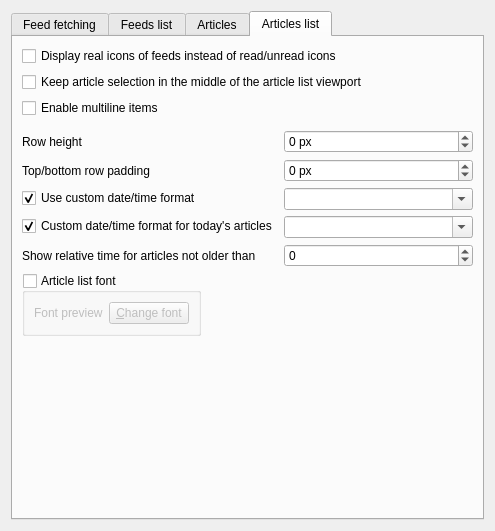
The window that src/librssguard/gui/settings/settingsfeedsmessages.ui (martinrotter/rssguard) describes before a commit, drawn with Qt 5.
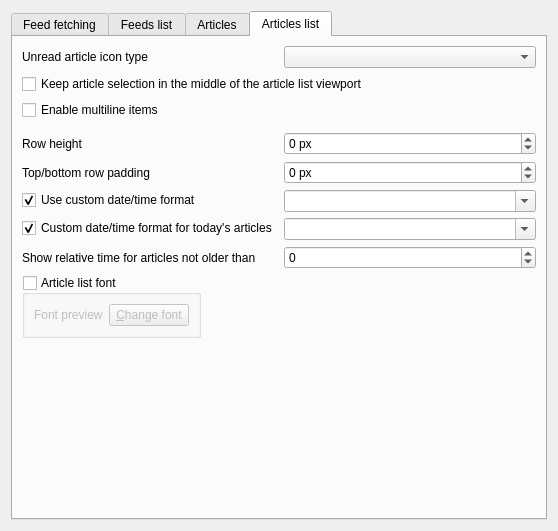
The same window after the commit. The open tabs and pages were chosen to show the change. Custom widgets are drawn as their Qt base class.

Commit message: fix #948, work on label performance

```diff
--- a/src/librssguard/gui/settings/settingsfeedsmessages.ui
+++ b/src/librssguard/gui/settings/settingsfeedsmessages.ui
@@ -6,7 +6,7 @@
    <rect>
     <x>0</x>
     <y>0</y>
-    <width>495</width>
+    <width>558</width>
     <height>531</height>
    </rect>
   </property>
@@ -411,13 +411,6 @@
        <string>Articles list</string>
       </attribute>
       <layout class="QFormLayout" name="formLayout_5">
-       <item row="0" column="0" colspan="2">
-        <widget class="QCheckBox" name="m_checkDisplayFeedIcons">
-         <property name="text">
-          <string>Display real icons of feeds instead of read/unread icons</string>
-         </property>
-        </widget>
-       </item>
        <item row="1" column="0" colspan="2">
         <widget class="QCheckBox" name="m_checkKeppMessagesInTheMiddle">
          <property name="text">
@@ -601,6 +594,19 @@
          </layout>
         </widget>
        </item>
+       <item row="0" column="1">
+        <widget class="QComboBox" name="m_cmbUnreadIconType"/>
+       </item>
+       <item row="0" column="0">
+        <widget class="QLabel" name="label_5">
+         <property name="text">
+          <string>Unread article icon type</string>
+         </property>
+         <property name="buddy">
+          <cstring>m_cmbUnreadIconType</cstring>
+         </property>
+        </widget>
+       </item>
       </layout>
      </widget>
     </widget>
```
Left out of the diff: 2 changed lines with no effect on the pictures. The commit also changes 11 other files.
